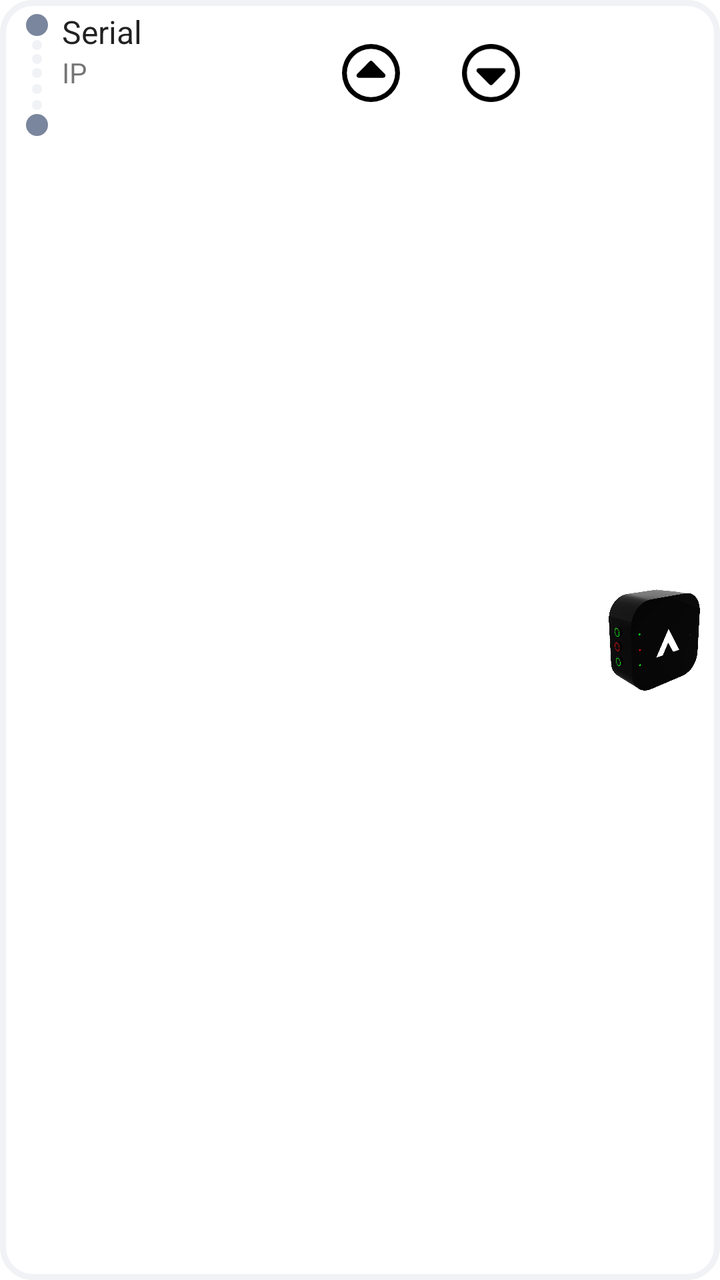
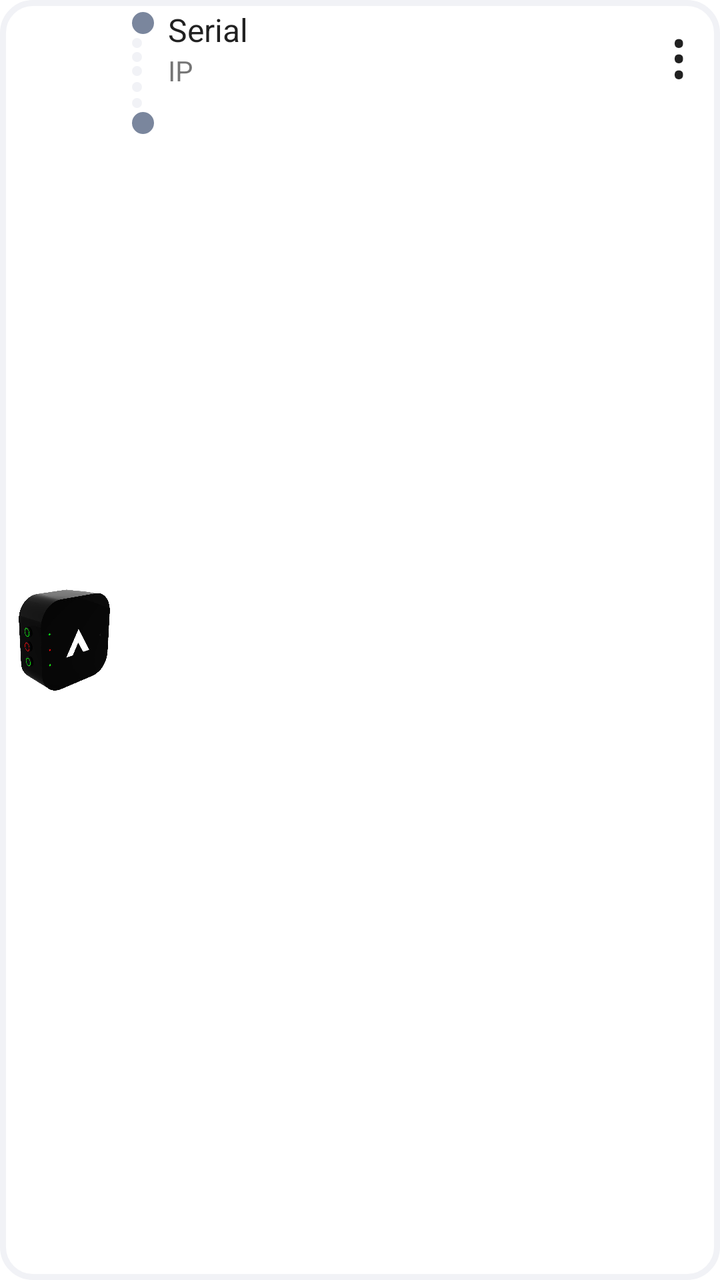

Screens rendered from an Android XML layout before and after an edit, with the pre-edit source and the edit as a unified diff.
<!-- AndroidManifest.xml: application theme Theme.Amelia -->
<!-- res/layout/fragment_operate_device.xml -->
<?xml version="1.0" encoding="utf-8"?>
<RelativeLayout xmlns:android="http://schemas.android.com/apk/res/android"
    xmlns:tools="http://schemas.android.com/tools"
    android:layout_width="wrap_content"
    android:layout_height="wrap_content"
    android:minHeight="?attr/listPreferredItemHeight"
    android:orientation="vertical"
    android:paddingBottom="5dp"
    android:paddingLeft="1dp"
    android:paddingRight="1dp"
    android:paddingTop="5dp"
    android:background="@drawable/round_operate_device_item"
    android:layout_marginTop="5dp"
    android:layout_marginLeft="5dp"
    android:layout_marginRight="5dp"
    android:id="@+id/itemOperateDeviceList"
    >


    <TextView
        android:id="@+id/circleInit"
        android:layout_width="15dp"
        android:layout_height="15dp"
        android:layout_marginTop="0dp"
        android:layout_marginStart="10dp"
        android:background="@drawable/circle_connector_init"
        />


    <TextView
        android:id="@+id/circleContinue1"
        android:layout_width="9dp"
        android:layout_height="9dp"
        android:layout_marginTop="13dp"
        android:layout_marginStart="13dp"
        android:background="@drawable/circle_connector_continue"
        />

    <TextView
        android:id="@+id/circleContinue2"
        android:layout_width="9dp"
        android:layout_height="9dp"
        android:layout_marginTop="20dp"
        android:layout_marginStart="13dp"
        android:background="@drawable/circle_connector_continue"
        />

    <TextView
        android:id="@+id/circleContinue3"
        android:layout_width="9dp"
        android:layout_height="9dp"
        android:layout_marginTop="27dp"
        android:layout_marginStart="13dp"
        android:background="@drawable/circle_connector_continue"
        />

    <TextView
        android:id="@+id/circleContinue4"
        android:layout_width="9dp"
        android:layout_height="9dp"
        android:layout_marginTop="35dp"
        android:layout_marginStart="13dp"
        android:background="@drawable/circle_connector_continue"
        />

    <TextView
        android:id="@+id/circleContinue5"
        android:layout_width="9dp"
        android:layout_height="9dp"
        android:layout_marginTop="43dp"
        android:layout_marginStart="13dp"
        android:background="@drawable/circle_connector_continue"
        />

    <TextView
        android:id="@+id/circleEnd"
        android:layout_width="15dp"
        android:layout_height="15dp"
        android:layout_marginTop="50dp"
        android:layout_marginStart="10dp"
        android:background="@drawable/circle_connector_init"
        />


    <TextView
        android:id="@+id/device_serial"
        android:layout_width="wrap_content"
        android:layout_height="wrap_content"
        android:layout_marginStart="30dp"
        android:text="@string/device_serial"
        android:textAppearance="?attr/textAppearanceListItem"

        tools:ignore="RelativeOverlap" />

    <TextView
        android:id="@+id/device_ip"
        android:layout_width="wrap_content"
        android:layout_height="wrap_content"
        android:layout_alignStart="@+id/device_serial"
        android:layout_below="@+id/device_serial"
        android:text="@string/device_ip"

        />

    
    <TextView
        android:id="@+id/txt_up_time"
        android:layout_width="wrap_content"
        android:layout_height="wrap_content"
        android:text="@string/string_space"
        android:layout_alignParentEnd="false"
        android:layout_marginTop="0dp"
        android:layout_marginEnd="50dp"
        android:layout_marginStart="50dp"
        android:layout_alignStart="@+id/device_serial"
        android:layout_below="@+id/device_serial"
        android:layout_gravity="start|center_vertical"

        />

    
        <ImageView
            android:id="@+id/btnUp"
            android:layout_width="29dp"
            android:layout_height="29dp"
            android:layout_alignParentEnd="false"
            android:layout_marginTop="17dp"
            android:layout_marginEnd="0dp"
            android:layout_marginStart="140dp"
            android:layout_alignStart="@+id/device_serial"
            android:layout_gravity="end|center_vertical"
            android:scaleType="centerCrop"
            android:src="@drawable/ic_up"

            />

    
    <ImageView
        android:id="@+id/btnDown"
        android:layout_width="29dp"
        android:layout_height="29dp"
        android:layout_alignParentEnd="false"
        android:layout_marginTop="17dp"
        android:layout_marginEnd="0dp"
        android:layout_marginStart="200dp"
        android:layout_alignStart="@+id/device_serial"
        android:layout_gravity="end|center_vertical"
        android:scaleType="centerCrop"
        android:src="@drawable/ic_down"

        />
    
        
        <ImageView
            android:id="@+id/iv_avatar"
            android:layout_width="55dp"
            android:layout_height="55dp"
            android:layout_alignParentEnd="true"
            android:layout_marginEnd="5dp"
            android:layout_centerVertical="true"
            android:src="@drawable/ic_amelia_box"
            android:contentDescription="@string/app_name" />
    </RelativeLayout>
<!-- resources referenced by this layout -->
<resources>
  <!-- drawable circle_connector_continue (drawable) -->
  <?xml version="1.0" encoding="utf-8"?>
  <shape xmlns:android="http://schemas.android.com/apk/res/android"
      android:shape="oval">
      <solid android:color="@color/colorGray"/>
      <stroke android:width="2dp" android:color="#fff" />
      <size android:width="80dp" android:height="80dp"/>
  </shape>
  <!-- drawable circle_connector_init (drawable) -->
  <?xml version="1.0" encoding="utf-8"?>
  <shape xmlns:android="http://schemas.android.com/apk/res/android"
      android:shape="oval">
      <solid android:color="@color/colorGrayDark"/>
      <stroke android:width="2dp" android:color="#fff" />
      <size android:width="80dp" android:height="80dp"/>
  </shape>
  <!-- drawable ic_down (drawable) -->
  <?xml version="1.0" encoding="utf-8"?>
  <vector xmlns:android="http://schemas.android.com/apk/res/android" android:width="24dp"
      android:height="24dp"
      android:viewportWidth="24"
      android:viewportHeight="24">
  
      <path
          android:fillColor="#000000"
          android:pathData="M12,24A12,12,0,1,1,24,12,12.013,12.013,0,0,1,12,24ZM12,2A10,10,0,1,0,22,12,10.011,10.011,0,0,0,12,2ZM6.269,11.6l5.087,5.154a0.9 0.9 ,0,0,0,1.288,0L17.731,11.6a0.924 0.924 ,0,0,0-0.644-1.575H6.913A0.924 0.924 ,0,0,0,6.269,11.6Z" />
  </vector>
  <!-- drawable ic_up (drawable) -->
  <?xml version="1.0" encoding="utf-8"?>
  <vector xmlns:android="http://schemas.android.com/apk/res/android" android:width="24dp"
      android:height="24dp"
      android:viewportWidth="24"
      android:viewportHeight="24">
  
      <path
          android:fillColor="#000000"
          android:pathData="M12,0A12,12,0,1,1,0,12,12.013,12.013,0,0,1,12,0Zm0,22A10,10,0,1,0,2,12,10.011,10.011,0,0,0,12,22Zm5.731-9.6L12.644,7.25a0.9 0.9 ,0,0,0-1.288,0L6.269,12.4a0.924 0.924 ,0,0,0,0.644,1.575H17.087A0.924 0.924 ,0,0,0,17.731,12.4Z" />
  </vector>
  <string name="app_name">Amelia</string>
  <string name="device_ip">IP</string>
  <string name="device_serial">Serial</string>
  <string name="string_space"> </string>
  <style name="Theme.Amelia" parent="Theme.MaterialComponents.DayNight.DarkActionBar">
          
          <item name="colorPrimary">@color/colorPrimary</item>
          <item name="colorPrimaryVariant">@color/colorPrimaryDark</item>
          <item name="colorOnPrimary">@color/colorAccent</item>
          
          <item name="colorSecondary">@color/colorWhite</item>
          <item name="colorSecondaryVariant">@color/colorGrayWhite</item>
          <item name="colorOnSecondary">@color/colorAccent</item>
          
          <item name="android:statusBarColor">?attr/colorPrimaryVariant</item>
          
      </style>
  <color name="colorGray">#F1F2F6</color>
  <color name="colorGrayDark">#7A869D</color>
  <color name="colorGrayBackground">#F7F7F9</color>
  <color name="colorPrimary">#F1A947</color>
  <color name="colorPrimaryDark">#ED983B</color>
  <color name="colorAccent">#1B171D</color>
  <color name="colorWhite">#FFFFFF</color>
  <color name="colorGrayWhite">#ECECEE</color>
  <!-- unchanged entries left out for length: 2 -->
</resources>

<!-- the commit's change to res/layout/fragment_operate_device.xml (unified diff, before → after) -->
@@ -5,24 +5,34 @@
     android:layout_height="wrap_content"
     android:minHeight="?attr/listPreferredItemHeight"
     android:orientation="vertical"
-    android:paddingBottom="5dp"
+    android:paddingBottom="4dp"
     android:paddingLeft="1dp"
     android:paddingRight="1dp"
-    android:paddingTop="5dp"
+    android:paddingTop="4dp"
     android:background="@drawable/round_operate_device_item"
-    android:layout_marginTop="5dp"
-    android:layout_marginLeft="5dp"
-    android:layout_marginRight="5dp"
+    android:layout_marginTop="4dp"
+    android:layout_marginLeft="2dp"
+    android:layout_marginRight="2dp"
     android:id="@+id/itemOperateDeviceList"
     >
 
+    <ImageView
+        android:id="@+id/iv_avatar"
+        android:layout_width="55dp"
+        android:layout_height="55dp"
+        android:layout_alignParentEnd="false"
+        android:layout_marginStart="3dp"
+        android:layout_centerVertical="true"
+        android:src="@drawable/ic_amelia_box"
+        android:contentDescription="@string/app_name" />
 
     <TextView
         android:id="@+id/circleInit"
         android:layout_width="15dp"
         android:layout_height="15dp"
+        android:layout_alignStart="@+id/iv_avatar"
+        android:layout_marginStart="60dp"
         android:layout_marginTop="0dp"
-        android:layout_marginStart="10dp"
         android:background="@drawable/circle_connector_init"
         />
 
@@ -32,7 +42,8 @@
         android:layout_width="9dp"
         android:layout_height="9dp"
         android:layout_marginTop="13dp"
-        android:layout_marginStart="13dp"
+        android:layout_alignStart="@+id/iv_avatar"
+        android:layout_marginStart="60dp"
         android:background="@drawable/circle_connector_continue"
         />
 
@@ -41,7 +52,8 @@
         android:layout_width="9dp"
         android:layout_height="9dp"
         android:layout_marginTop="20dp"
-        android:layout_marginStart="13dp"
+        android:layout_alignStart="@+id/iv_avatar"
+        android:layout_marginStart="60dp"
         android:background="@drawable/circle_connector_continue"
         />
 
@@ -50,7 +62,8 @@
         android:layout_width="9dp"
         android:layout_height="9dp"
         android:layout_marginTop="27dp"
-        android:layout_marginStart="13dp"
+        android:layout_alignStart="@+id/iv_avatar"
+        android:layout_marginStart="60dp"
         android:background="@drawable/circle_connector_continue"
         />
 
@@ -59,7 +72,8 @@
         android:layout_width="9dp"
         android:layout_height="9dp"
         android:layout_marginTop="35dp"
-        android:layout_marginStart="13dp"
+        android:layout_alignStart="@+id/iv_avatar"
+        android:layout_marginStart="60dp"
         android:background="@drawable/circle_connector_continue"
         />
 
@@ -68,7 +82,8 @@
         android:layout_width="9dp"
         android:layout_height="9dp"
         android:layout_marginTop="43dp"
-        android:layout_marginStart="13dp"
+        android:layout_alignStart="@+id/iv_avatar"
+        android:layout_marginStart="60dp"
         android:background="@drawable/circle_connector_continue"
         />
 
@@ -77,21 +92,23 @@
         android:layout_width="15dp"
         android:layout_height="15dp"
         android:layout_marginTop="50dp"
-        android:layout_marginStart="10dp"
+        android:layout_alignStart="@+id/iv_avatar"
+        android:layout_marginStart="60dp"
         android:background="@drawable/circle_connector_init"
         />
 
-
+    
     <TextView
         android:id="@+id/device_serial"
         android:layout_width="wrap_content"
         android:layout_height="wrap_content"
-        android:layout_marginStart="30dp"
+        android:layout_alignStart="@+id/iv_avatar"
+        android:layout_marginStart="80dp"
         android:text="@string/device_serial"
         android:textAppearance="?attr/textAppearanceListItem"
 
         tools:ignore="RelativeOverlap" />
-
+    
     <TextView
         android:id="@+id/device_ip"
         android:layout_width="wrap_content"
@@ -104,60 +121,29 @@
 
     
     <TextView
-        android:id="@+id/txt_up_time"
+        android:id="@+id/txt_time"
         android:layout_width="wrap_content"
         android:layout_height="wrap_content"
-        android:text="@string/string_space"
+        android:layout_below="@+id/device_ip"
+        android:layout_alignStart="@+id/device_ip"
         android:layout_alignParentEnd="false"
+        android:layout_gravity="start|center_vertical"
+        android:layout_marginStart="0dp"
         android:layout_marginTop="0dp"
         android:layout_marginEnd="50dp"
-        android:layout_marginStart="50dp"
-        android:layout_alignStart="@+id/device_serial"
-        android:layout_below="@+id/device_serial"
-        android:layout_gravity="start|center_vertical"
+        android:text="@string/string_space"
 
         />
 
     
-        <ImageView
-            android:id="@+id/btnUp"
-            android:layout_width="29dp"
-            android:layout_height="29dp"
-            android:layout_alignParentEnd="false"
-            android:layout_marginTop="17dp"
-            android:layout_marginEnd="0dp"
-            android:layout_marginStart="140dp"
-            android:layout_alignStart="@+id/device_serial"
-            android:layout_gravity="end|center_vertical"
-            android:scaleType="centerCrop"
-            android:src="@drawable/ic_up"
+    <TextView
+        android:id="@+id/btnViewOption"
+        android:layout_width="wrap_content"
+        android:layout_height="wrap_content"
+        android:layout_alignParentEnd="true"
+        android:layout_marginEnd="15dp"
+        android:textSize="33sp"
+        android:text="&#8942;"
+        android:textAppearance="?android:textAppearanceLarge" />
 
-            />
-
-    
-    <ImageView
-        android:id="@+id/btnDown"
-        android:layout_width="29dp"
-        android:layout_height="29dp"
-        android:layout_alignParentEnd="false"
-        android:layout_marginTop="17dp"
-        android:layout_marginEnd="0dp"
-        android:layout_marginStart="200dp"
-        android:layout_alignStart="@+id/device_serial"
-        android:layout_gravity="end|center_vertical"
-        android:scaleType="centerCrop"
-        android:src="@drawable/ic_down"
-
-        />
-    
-        
-        <ImageView
-            android:id="@+id/iv_avatar"
-            android:layout_width="55dp"
-            android:layout_height="55dp"
-            android:layout_alignParentEnd="true"
-            android:layout_marginEnd="5dp"
-            android:layout_centerVertical="true"
-            android:src="@drawable/ic_amelia_box"
-            android:contentDescription="@string/app_name" />
     </RelativeLayout>
<!-- resource entries referenced after the edit -->
@@ -16,28 +16,6 @@
       <stroke android:width="2dp" android:color="#fff" />
       <size android:width="80dp" android:height="80dp"/>
   </shape>
-  <!-- drawable ic_down (drawable) -->
-  <?xml version="1.0" encoding="utf-8"?>
-  <vector xmlns:android="http://schemas.android.com/apk/res/android" android:width="24dp"
-      android:height="24dp"
-      android:viewportWidth="24"
-      android:viewportHeight="24">
-  
-      <path
-          android:fillColor="#000000"
-          android:pathData="M12,24A12,12,0,1,1,24,12,12.013,12.013,0,0,1,12,24ZM12,2A10,10,0,1,0,22,12,10.011,10.011,0,0,0,12,2ZM6.269,11.6l5.087,5.154a0.9 0.9 ,0,0,0,1.288,0L17.731,11.6a0.924 0.924 ,0,0,0-0.644-1.575H6.913A0.924 0.924 ,0,0,0,6.269,11.6Z" />
-  </vector>
-  <!-- drawable ic_up (drawable) -->
-  <?xml version="1.0" encoding="utf-8"?>
-  <vector xmlns:android="http://schemas.android.com/apk/res/android" android:width="24dp"
-      android:height="24dp"
-      android:viewportWidth="24"
-      android:viewportHeight="24">
-  
-      <path
-          android:fillColor="#000000"
-          android:pathData="M12,0A12,12,0,1,1,0,12,12.013,12.013,0,0,1,12,0Zm0,22A10,10,0,1,0,2,12,10.011,10.011,0,0,0,12,22Zm5.731-9.6L12.644,7.25a0.9 0.9 ,0,0,0-1.288,0L6.269,12.4a0.924 0.924 ,0,0,0,0.644,1.575H17.087A0.924 0.924 ,0,0,0,17.731,12.4Z" />
-  </vector>
   <string name="app_name">Amelia</string>
   <string name="device_ip">IP</string>
   <string name="device_serial">Serial</string>
